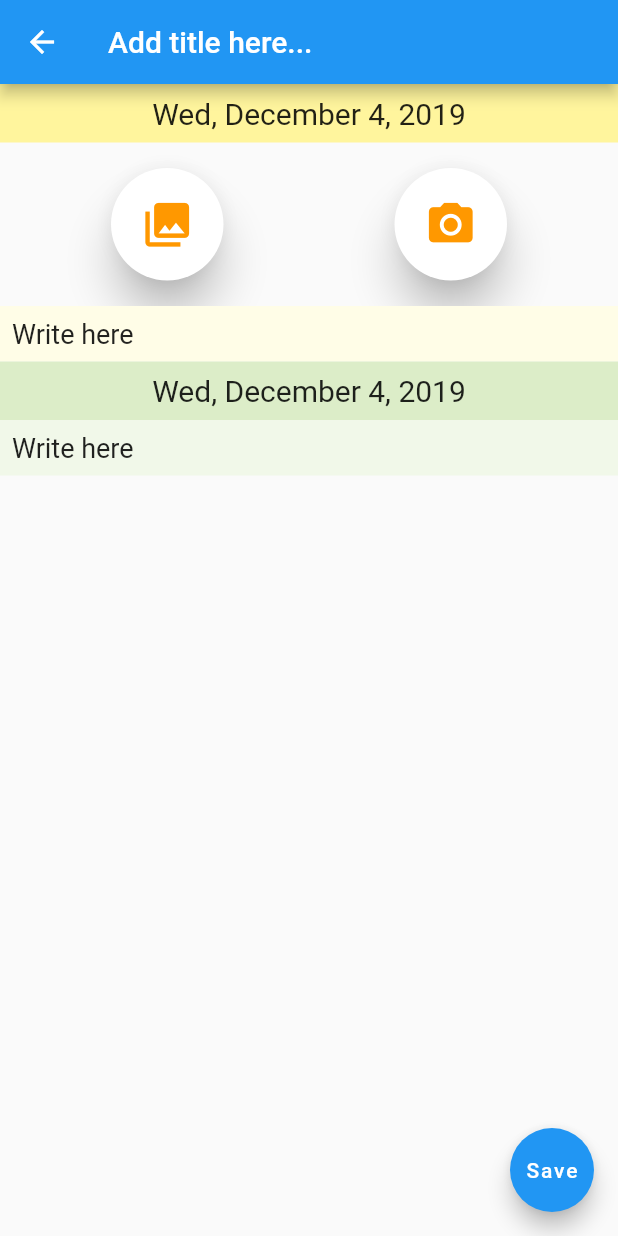
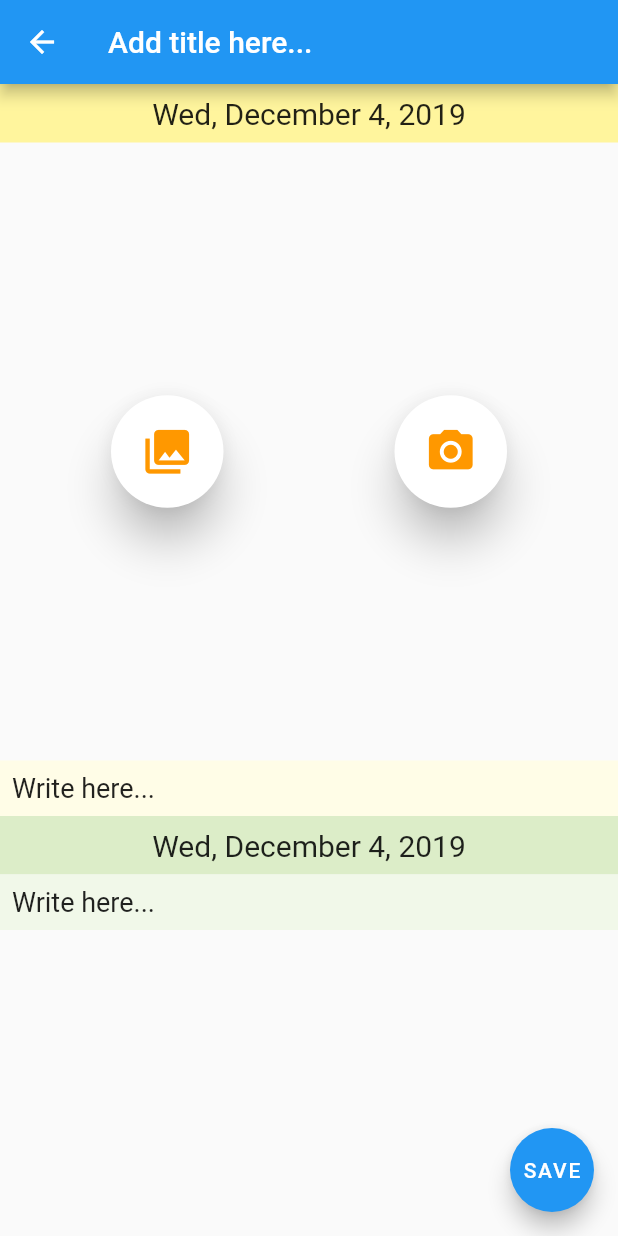
Before and after one commit to kumikokashii/mind-twice, a Flutter app: the ItemScreen screen opened directly with empty values, on a phone screen of 412 x 824 dp. Run offline on Flutter 3.47's test engine with Material 2 defaults, Android fonts, the phone set to English and light mode, and no system bars; drawn by our look-alikes of carousel_slider; our stand-ins replace flutter_slidable, image_picker, sqflite; accounts and stored records are empty.

Commit message:
multiple images

```diff
--- a/mind_twice_app/lib/ItemScreen.dart
+++ b/mind_twice_app/lib/ItemScreen.dart
@@ -1,8 +1,11 @@
+import 'dart:typed_data';
+
 import 'package:flutter/material.dart';
 import 'package:intl/intl.dart';
 import 'dart:convert';
 import 'package:image_picker/image_picker.dart';
 import 'dart:io';
+import 'package:carousel_slider/carousel_slider.dart';
 import './UIList.dart';
 import './TextEditor.dart';
 
@@ -15,35 +18,54 @@ class ItemScreen extends StatefulWidget {
   _ItemScreenState createState() => _ItemScreenState(item);
 }
 
+List<Uint8List> imageStrListToByteList(List<String> strList) {
+  List<Uint8List> byteList = [];
+  for (var i = 0; i < strList.length; i++) {
+    var value = strList[i];
+    if (value == null) {
+      byteList.add(null);
+    } else {
+      byteList.add(base64Decode(value));
+    }
+  }
+  return byteList;
+}
+
+List<String> imageByteListToStrList(List<Uint8List> byteList) {
+  List<String> strList = [];
+  for (var i = 0; i < byteList.length; i++) {
+    var value = byteList[i];
+    if (value == null) {
+      strList.add(null);
+    } else {
+      strList.add(base64Encode(value));
+    }
+  }
+  return strList;
+}
+
 class _ItemScreenState extends State<ItemScreen> {
   Item item;
-  File tempImage;
+  List<Uint8List> imgByteList;
   _ItemScreenState(item)
       : this.item = item.copy(),
-        tempImage = null,
+        this.imgByteList = imageStrListToByteList(item.images),
         super();
 
   Future<void> saveItem(context) async {
     //Format item
-    if (tempImage != null) {
-      List<int> imageBytes = await tempImage.readAsBytes();
-      item.image = base64Encode(imageBytes);
-    }
+    item.images = imageByteListToStrList(imgByteList);
 
     String id = await widget.onSaveItem(item);
     item.id = id;
 
     //Snackbar
     final snackBar = SnackBar(
-      content: Container(
-        child: Text('Saved',
-        style: TextStyle(
-          fontSize: 20),
-          textAlign: TextAlign.center
+        content: Container(
+          child: Text('Saved',
+              style: TextStyle(fontSize: 20), textAlign: TextAlign.center),
         ),
-      ),
-      duration: const Duration(milliseconds: 750)
-    );
+        duration: const Duration(milliseconds: 750));
     Scaffold.of(context).showSnackBar(snackBar);
   }
 
@@ -79,11 +101,18 @@ class _ItemScreenState extends State<ItemScreen> {
   Widget getPictureButton(source, icon) {
     return RawMaterialButton(
       onPressed: () async {
-        tempImage = await ImagePicker.pickImage(source: source);
+        File tempImage = await ImagePicker.pickImage(source: source);
         if (tempImage == null) {
           return;
         }
-        setState(() {});
+
+        Uint8List tempImageInByte = await tempImage.readAsBytes();
+        for (var i = 0; i < imgByteList.length; i++) {
+          if (imgByteList[i] == null) {
+            imgByteList[i] = tempImageInByte;
+            return;
+          }
+        }
       },
       child: Icon(
         icon,
@@ -98,21 +127,15 @@ class _ItemScreenState extends State<ItemScreen> {
   }
 
   Widget picturePart(context) {
-    //image is stored in database as byte string (String).
-    //image pulled from camera or gallery is an image file (File).
-
-    Widget imageWidget = SizedBox.shrink();
-    if (tempImage != null) {
-      imageWidget = Image.file(tempImage);
-    } else if (item.image != null) {
-      imageWidget = Image.memory(base64Decode(item.image));
+    List<Widget> imageWidgets = [];
+    for (var i = 0; i < imgByteList.length; i++) {
+      if (imgByteList[i] != null) {
+        imageWidgets.add(Image.memory(imgByteList[i]));
+      }
     }
 
-    return Center(
-        child: Container(
-            child: Column(children: <Widget>[
-      imageWidget,
-      Padding(
+    if (imageWidgets.length < 5) {
+      imageWidgets.add(Padding(
           padding: EdgeInsets.all(17.0),
           child: Row(
             mainAxisAlignment: MainAxisAlignment.spaceAround,
@@ -120,14 +143,30 @@ class _ItemScreenState extends State<ItemScreen> {
               getPictureButton(ImageSource.gallery, Icons.photo_library),
               getPictureButton(ImageSource.camera, Icons.photo_camera)
             ],
-          ))
-    ])));
+          )));
+    }
+
+    return Builder(builder: (BuildContext context) {
+      return CarouselSlider(
+          height: MediaQuery.of(context).size.width,
+          viewportFraction: 1.0,
+          enableInfiniteScroll: false,
+          autoPlay: false,
+          items: imageWidgets.map((widget) {
+            return Builder(
+              builder: (BuildContext context) {
+                return Container(
+                    child: widget);
+              },
+            );
+          }).toList());
+    });
   }
 
   Widget firstNotePart(context) {
     //Normal mode is text. On tap, shows text editor. On confirm, update text.
     String text = (item.firstNote == null || item.firstNote.trim() == '')
-        ? 'Write here'
+        ? 'Write here...'
         : item.firstNote;
 
     return GestureDetector(
@@ -186,7 +225,7 @@ class _ItemScreenState extends State<ItemScreen> {
   Widget secondNotePart(context) {
     //Normal mode is text. On tap, shows text editor. On confirm, update text.
     String text = (item.secondNote == null || item.secondNote.trim() == '')
-        ? 'Write here'
+        ? 'Write here...'
         : item.secondNote;
 
     return GestureDetector(
@@ -242,10 +281,13 @@ class _ItemScreenState extends State<ItemScreen> {
           firstNotePart(context),
           date4backPart(context),
           secondNotePart(context),
+          Container(
+            height: 77,
+          )
         ])),
         floatingActionButton: Builder(builder: (BuildContext context) {
           return FloatingActionButton(
-            child: Text('Save'),
+            child: Text('SAVE'),
             onPressed: () {
               saveItem(context);
             },
--- a/mind_twice_app/lib/TextEditor.dart
+++ b/mind_twice_app/lib/TextEditor.dart
@@ -32,7 +32,7 @@ class _TextEditorState extends State<TextEditor> {
           ),
         ),
         floatingActionButton: FloatingActionButton(
-          child: Text('Go!'),
+          child: Text('GO!'),
           onPressed: () {
             Navigator.pop(context, controller.text);
           },
--- a/mind_twice_app/lib/UIList.dart
+++ b/mind_twice_app/lib/UIList.dart
@@ -44,7 +44,9 @@ class UIList {
           ? null
           : DateTime.parse(itemDict[colDate4back]);
 
-      Item item = Item(id, itemDict[colTitle], date, itemDict[colImage],
+      Item item = Item(id, itemDict[colTitle], date,
+          [itemDict[colImage1], itemDict[colImage2], itemDict[colImage3],
+          itemDict[colImage4], itemDict[colImage5]],
           itemDict[colFirstNote], date4back, itemDict[colSecondNote]);
 
       output[id] = item;
@@ -116,26 +118,26 @@ class Item {
   String id;
   String title;
   DateTime date;
-  String image;
+  List<String> images;
   String firstNote;
   DateTime date4back;
   String secondNote;
 
-  Item(this.id, this.title, this.date, this.image, this.firstNote,
+  Item(this.id, this.title, this.date, this.images, this.firstNote,
       this.date4back, this.secondNote);
 
   Item.newNoID()
       : id = null,
         title = null,
         date = DateTime.now(),
-        image = null,
+        images = List(5),
         firstNote = null,
         date4back = null,
         secondNote = null;
 
   copy() {
     Item newItem =
-        Item(id, title, date, image, firstNote, date4back, secondNote);
+        Item(id, title, date, images, firstNote, date4back, secondNote);
     return newItem;
   }
 }
--- a/mind_twice_app/pubspec.yaml
+++ b/mind_twice_app/pubspec.yaml
@@ -25,6 +25,7 @@ dependencies:
   path_provider:
   swipedetector:
   flutter_slidable:
+  carousel_slider: ^1.3.0
 
   # The following adds the Cupertino Icons font to your application.
   # Use with the CupertinoIcons class for iOS style icons.
```
Also changed, not shown: mind_twice_app/lib/DatabaseHelper.dart (+23 -5 lines), mind_twice_app/pubspec.lock.
